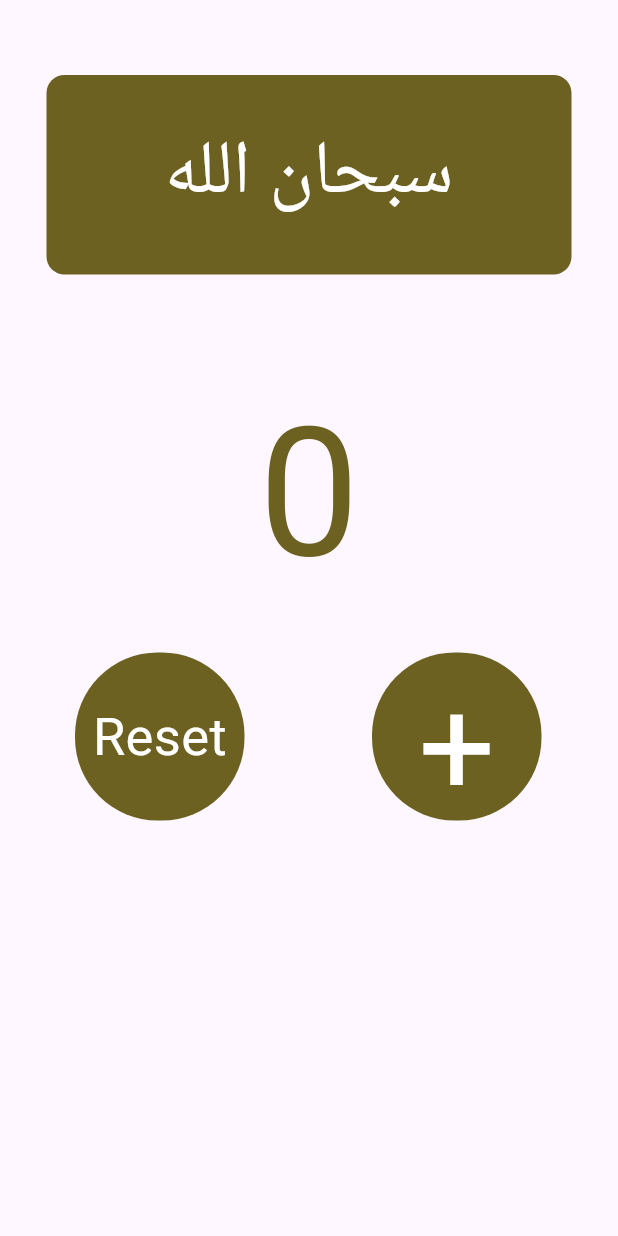
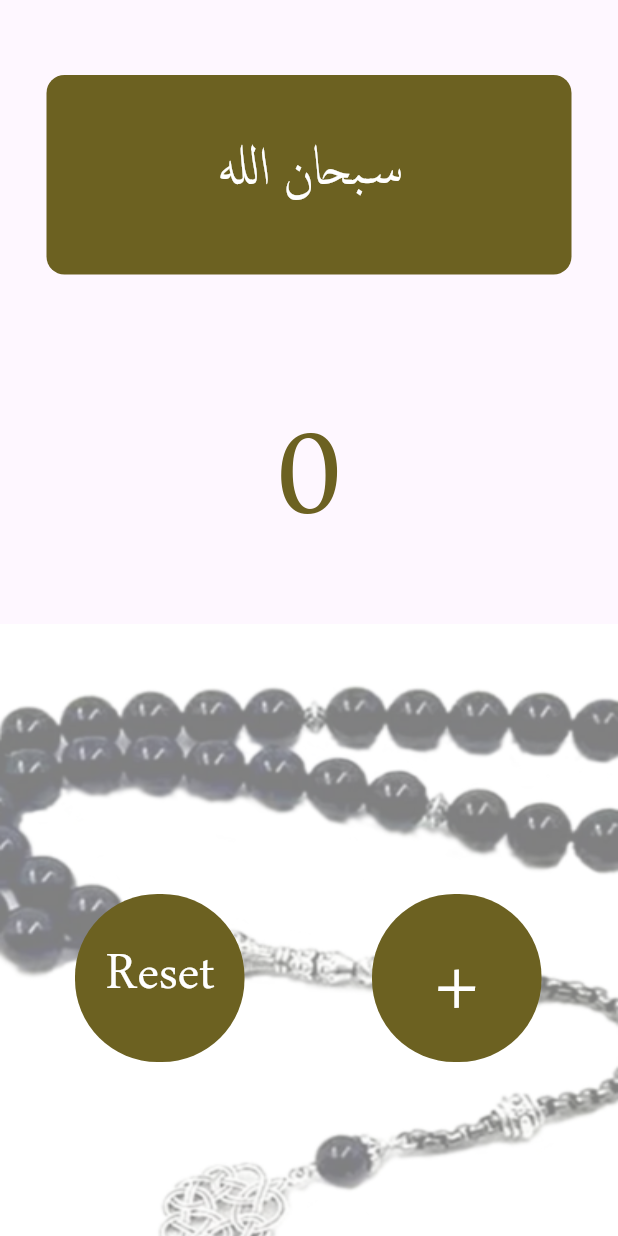
Before and after one commit to mostafaali2002/Tasbee7, a Flutter app: the screen it shows after launch, on a phone screen of 412 x 824 dp. Run offline on Flutter 3.47's test engine with Material 3 defaults, Android fonts, the phone set to English and light mode, and no system bars; our stand-ins replace animated_text_kit.

Commit message:
create stack to put buttons above image and add font family arabic

```diff
--- a/lib/constant.dart
+++ b/lib/constant.dart
@@ -1,3 +1,4 @@
 abstract class Style {
   static const Kcontainercolor = 0xff6C6121;
+  static const ktextFamily = "arabtype";
 }
--- a/lib/features/home/presentation/views/home_view.dart
+++ b/lib/features/home/presentation/views/home_view.dart
@@ -4,6 +4,8 @@ import 'package:tasbee7/features/home/widgets/buttons_section.dart';
 import 'package:tasbee7/features/home/widgets/card_item.dart';
 import 'package:tasbee7/features/home/widgets/custom_button.dart';
 import 'package:tasbee7/features/home/widgets/display_image.dart';
+import 'package:tasbee7/features/home/widgets/home_bottom_section.dart';
+import 'package:tasbee7/features/home/widgets/home_text.dart';
 
 class HomeView extends StatefulWidget {
   const HomeView({super.key});
@@ -13,6 +15,7 @@ class HomeView extends StatefulWidget {
 }
 
 class _HomeViewState extends State<HomeView> {
+  int count = 0;
   @override
   Widget build(BuildContext context) {
     return const Scaffold(
@@ -23,20 +26,10 @@ class _HomeViewState extends State<HomeView> {
           children: [
             CardItem(),
             SizedBox(
-              height: 60,
+              height: 50,
             ),
-            Text(
-              "0",
-              style: TextStyle(
-                color: Color(Style.Kcontainercolor),
-                fontSize: 120,
-              ),
-            ),
-            SizedBox(
-              height: 20,
-            ),
-            ButtonsSection(),
-            // DisplayImage(),
+            HomeText(),
+            HomeBottomSection(),
           ],
         ),
       ),
--- a/lib/features/home/widgets/buttons_section.dart
+++ b/lib/features/home/widgets/buttons_section.dart
@@ -1,23 +1,44 @@
 import 'package:flutter/material.dart';
 import 'package:tasbee7/features/home/widgets/custom_button.dart';
 
-class ButtonsSection extends StatelessWidget {
+class ButtonsSection extends StatefulWidget {
   const ButtonsSection({
     super.key,
   });
 
   @override
+  State<ButtonsSection> createState() => _ButtonsSectionState();
+}
+
+class _ButtonsSectionState extends State<ButtonsSection> {
+  @override
   Widget build(BuildContext context) {
-    return const Padding(
-      padding: EdgeInsets.symmetric(horizontal: 50),
+    return Padding(
+      padding: const EdgeInsets.symmetric(horizontal: 50),
       child: Row(
-        crossAxisAlignment: CrossAxisAlignment.center,
+        crossAxisAlignment: CrossAxisAlignment.end,
         children: [
-          CustomButton(text: "Reset", size: 35),
+          GestureDetector(
+            onTap: () {
+              setState(() {});
+            },
+            child: CustomButton(
+              text: "Reset",
+              size: 48,
+            ),
+          ),
           SizedBox(
             width: 85,
           ),
-          CustomButton(text: "+", size: 90),
+          GestureDetector(
+            onTap: () {
+              setState(() {});
+            },
+            child: CustomButton(
+              text: "+",
+              size: 90,
+            ),
+          ),
         ],
       ),
     );
--- a/lib/features/home/widgets/card_item.dart
+++ b/lib/features/home/widgets/card_item.dart
@@ -21,6 +21,7 @@ class CardItem extends StatelessWidget {
           style: TextStyle(
             fontSize: 50,
             color: Colors.white,
+            fontFamily: Style.ktextFamily,
           ),
         ),
       ),
--- a/lib/features/home/widgets/custom_button.dart
+++ b/lib/features/home/widgets/custom_button.dart
@@ -9,11 +9,10 @@ class CustomButton extends StatelessWidget {
   });
   final String text;
   final double size;
+
   @override
   Widget build(BuildContext context) {
-    return GestureDetector(
-      onTap: () {},
-      child: Container(
+    return Container(
       height: 112,
       width: 113,
       decoration: BoxDecoration(
@@ -25,8 +24,7 @@ class CustomButton extends StatelessWidget {
           style: TextStyle(
               fontSize: size,
               color: Colors.white,
-            ),
-          ),
+              fontFamily: Style.ktextFamily),
         ),
       ),
     );
--- /dev/null
+++ b/lib/features/home/widgets/home_bottom_section.dart
@@ -0,0 +1,20 @@
+import 'package:flutter/material.dart';
+import 'package:tasbee7/features/home/widgets/buttons_section.dart';
+import 'package:tasbee7/features/home/widgets/display_image.dart';
+
+class HomeBottomSection extends StatelessWidget {
+  const HomeBottomSection({
+    super.key,
+  });
+
+  @override
+  Widget build(BuildContext context) {
+    return Stack(children: [
+      DisplayImage(),
+      Padding(
+        padding: EdgeInsets.only(top: 180),
+        child: ButtonsSection(),
+      ),
+    ]);
+  }
+}
--- /dev/null
+++ b/lib/features/home/widgets/home_text.dart
@@ -0,0 +1,19 @@
+import 'package:flutter/material.dart';
+import 'package:tasbee7/constant.dart';
+
+class HomeText extends StatelessWidget {
+  const HomeText({
+    super.key,
+  });
+
+  @override
+  Widget build(BuildContext context) {
+    return Text(
+      "0",
+      style: TextStyle(
+          color: Color(Style.Kcontainercolor),
+          fontSize: 128,
+          fontFamily: Style.ktextFamily),
+    );
+  }
+}
--- a/pubspec.yaml
+++ b/pubspec.yaml
@@ -71,9 +71,9 @@ flutter:
         - asset: fonts/MiltonianTattoo-Regular.ttf
   #       - asset: fonts/Schyler-Italic.ttf
   #         style: italic
-  #   - family: Trajan Pro
-  #     fonts:
-  #       - asset: fonts/TrajanPro.ttf
+    - family: arabtype
+      fonts:
+        - asset: fonts/arabtype.ttf
   #       - asset: fonts/TrajanPro_Bold.ttf
   #         weight: 700
   #
```
Also changed, not shown: fonts/arabtype.ttf (added). Lines whose indentation alone changed are shown as unchanged.
